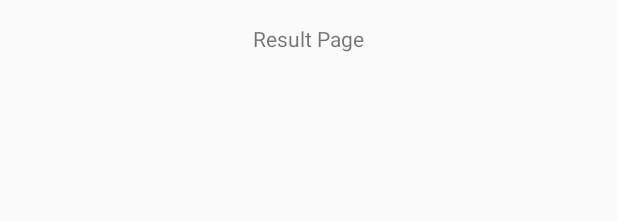
After one commit to heronyang/safe-food-scanner, an Android app: the layout activity_result.xml on its own in the app's theme, with its tools: preview values and no code run, on a phone screen of 412 x 824 dp. The commit adds this screen. Shown: the top 221 px of the screen. Run offline under Robolectric (Android 15) with nearby library versions, the phone set to English and light mode, and no system bars.

Commit message:
new intent from main activity

```diff
--- a/app/src/main/AndroidManifest.xml
+++ b/app/src/main/AndroidManifest.xml
@@ -2,9 +2,12 @@
 <manifest xmlns:android="http://schemas.android.com/apk/res/android"
     package="me.heron.safefoodscanner">
 
-    <meta-data android:name="com.google.android.gms.vision.DEPENDENCIES" android:value="barcode" />
+    <meta-data
+        android:name="com.google.android.gms.vision.DEPENDENCIES"
+        android:value="barcode" />
 
     <uses-permission android:name="android.permission.CAMERA" />
+
     <application
         android:allowBackup="true"
         android:icon="@mipmap/ic_launcher"
@@ -18,6 +21,7 @@
                 <category android:name="android.intent.category.LAUNCHER" />
             </intent-filter>
         </activity>
+        <activity android:name=".ResultActivity"></activity>
     </application>
 
 </manifest>
--- /dev/null
+++ b/app/src/main/res/layout/activity_result.xml
@@ -0,0 +1,19 @@
+<?xml version="1.0" encoding="utf-8"?>
+<RelativeLayout xmlns:android="http://schemas.android.com/apk/res/android"
+    xmlns:tools="http://schemas.android.com/tools"
+    android:layout_width="match_parent"
+    android:layout_height="match_parent"
+    android:paddingBottom="@dimen/activity_vertical_margin"
+    android:paddingLeft="@dimen/activity_horizontal_margin"
+    android:paddingRight="@dimen/activity_horizontal_margin"
+    android:paddingTop="@dimen/activity_vertical_margin"
+    tools:context="me.heron.safefoodscanner.ResultActivity">
+
+    <TextView
+        android:layout_width="wrap_content"
+        android:layout_height="wrap_content"
+        android:text="Result Page"
+        android:id="@+id/textView"
+        android:layout_alignParentTop="true"
+        android:layout_centerHorizontal="true" />
+</RelativeLayout>
```
Also changed, not shown: app/src/main/java/me/heron/safefoodscanner/MainActivity.java (+8 -0 lines), app/src/main/java/me/heron/safefoodscanner/ResultActivity.java (added, +13 -0 lines).
